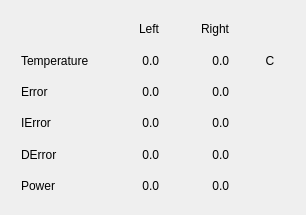
First picture: the form in software/pupae-thermal-device/src/pupae_thermal_device/ui/system_values_widget.ui, repository willdickson/pupae_thermal_device, before the edit.
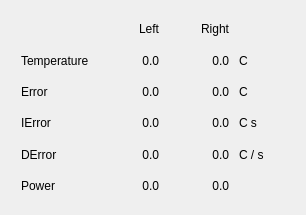
Second picture: the form after the edit.

Commit message: Fixed GUI units issue. Modified default gains. Added images/readme.

Diff of the .ui file:
```diff
--- a/software/pupae-thermal-device/src/pupae_thermal_device/ui/system_values_widget.ui
+++ b/software/pupae-thermal-device/src/pupae_thermal_device/ui/system_values_widget.ui
@@ -135,13 +135,6 @@
        </property>
       </widget>
      </item>
-     <item row="1" column="3">
-      <widget class="QLabel" name="temperature_units_label">
-       <property name="text">
-        <string>        C</string>
-       </property>
-      </widget>
-     </item>
      <item row="5" column="2">
       <widget class="QLabel" name="power_right_value_label">
        <property name="text">
@@ -222,6 +215,43 @@
        </property>
       </widget>
      </item>
+     <item row="2" column="3">
+      <widget class="QLabel" name="error_units_label">
+       <property name="text">
+        <string>C</string>
+       </property>
+       <property name="alignment">
+        <set>Qt::AlignmentFlag::AlignLeading|Qt::AlignmentFlag::AlignLeft|Qt::AlignmentFlag::AlignVCenter</set>
+       </property>
+      </widget>
+     </item>
+     <item row="3" column="3">
+      <widget class="QLabel" name="ierror_units_label">
+       <property name="text">
+        <string>C s</string>
+       </property>
+       <property name="alignment">
+        <set>Qt::AlignmentFlag::AlignLeading|Qt::AlignmentFlag::AlignLeft|Qt::AlignmentFlag::AlignVCenter</set>
+       </property>
+      </widget>
+     </item>
+     <item row="4" column="3">
+      <widget class="QLabel" name="derror_units_label">
+       <property name="text">
+        <string>C / s</string>
+       </property>
+       <property name="alignment">
+        <set>Qt::AlignmentFlag::AlignLeading|Qt::AlignmentFlag::AlignLeft|Qt::AlignmentFlag::AlignVCenter</set>
+       </property>
+      </widget>
+     </item>
+     <item row="1" column="3">
+      <widget class="QLabel" name="temperature_units_label">
+       <property name="text">
+        <string>C</string>
+       </property>
+      </widget>
+     </item>
     </layout>
    </item>
    <item>
```
The commit also changes 11 other files.
